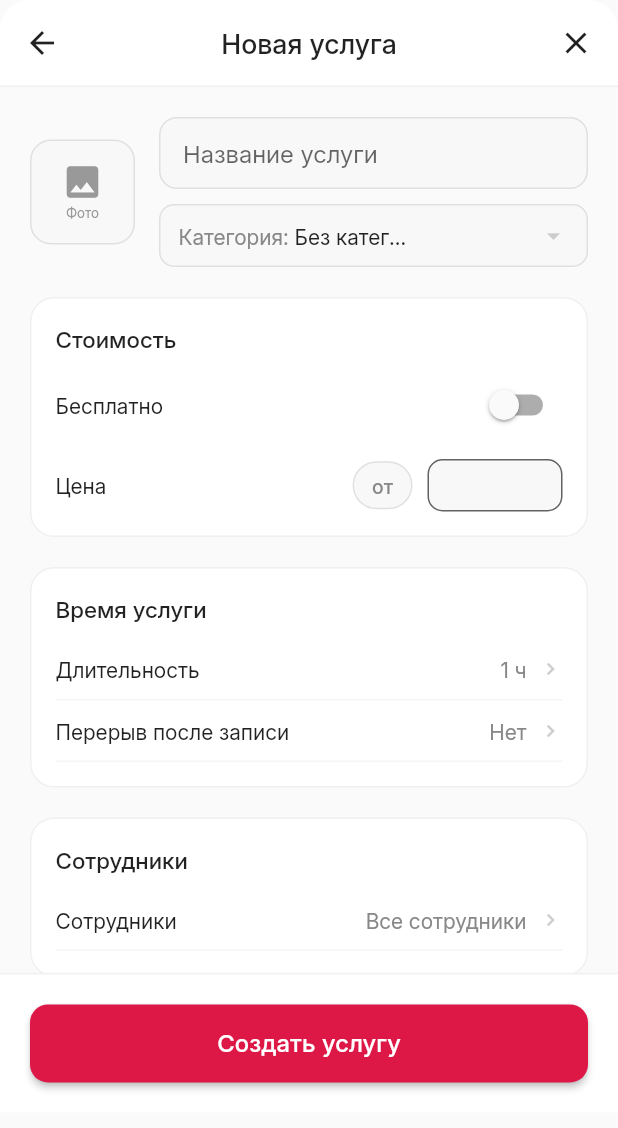
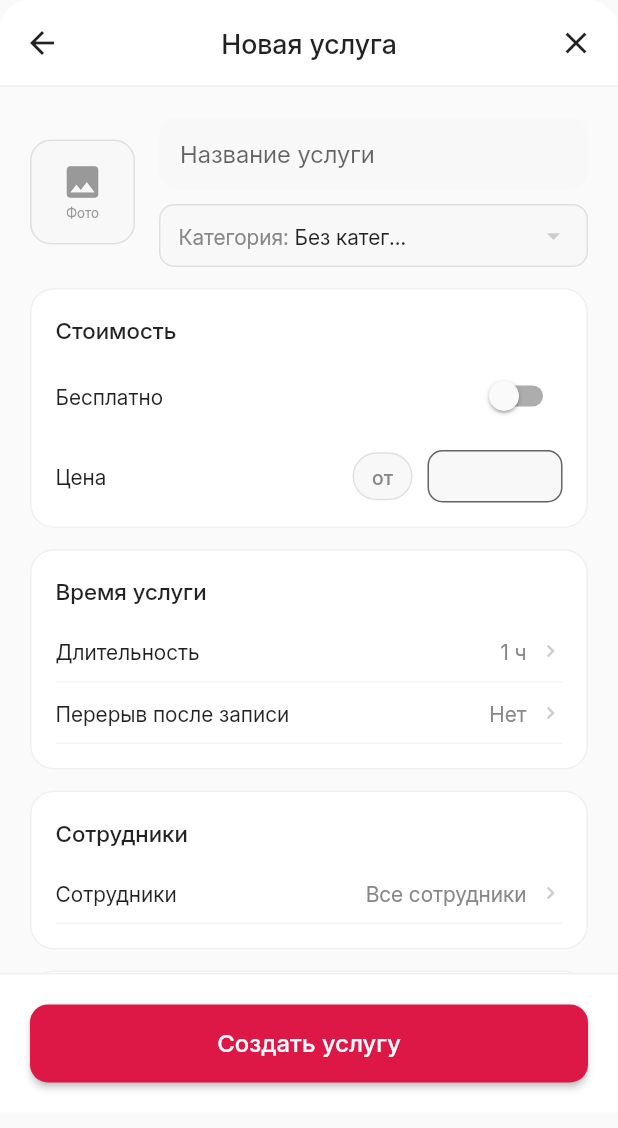
Before and after one commit to commonweal97-ctrl/beauty-record, a Flutter app: the _ServiceFormSheet widget shown alone on an empty page, opened directly with empty values, on a phone screen of 412 x 824 dp. Shown: the top 1128 px of the screen. Run offline on Flutter 3.47's test engine with Material 3 defaults, Android fonts, the phone set to English and light mode, and no system bars; our stand-ins replace cached_network_image, firebase_analytics, firebase_core, firebase_crashlytics, firebase_messaging, fl_chart and 7 more; accounts and stored records are empty; network calls fail.

Commit message:
feat(ui): AppCard — Apple-стиль (без обводок, только тени)
1. lib/core/app_card.dart — единый стиль карточек:
   - AppCard.decoration: белый фон, скругление 16, мягкая тень (blur 14),
     без Border.all;
   - AppCard.inputDecoration: поле ввода без обводки, фон #F8F8F8,
     акцентная рамка только при фокусе;
   - AppCard.selectable: для выбранных чипов;
   - AppCard.wrap: готовый контейнер.

2. services_screen.dart:
   - _buildServiceCard — AppCard.decoration (убрана серая обводка);
   - _block (группы «Стоимость», «Время услуги», «Сотрудники», «Ресурсы»)
     — AppCard.decoration + margin 10 + padding 14;
   - _row — vertical 10→8;
   - _field — AppCard.inputDecoration;
   - TextField цены и поле «Длительность» — без обводки;
   - кнопка «Изменить» — тень вместо обводки.

3. employees_screen.dart:
   - _buildEmployeeCard — AppCard.decoration (убрана обводка).

Уменьшены отступы между полями в модалке услуги (20→14, 16→12, 24→16).

```diff
--- /dev/null
+++ b/lib/core/app_card.dart
@@ -0,0 +1,71 @@
+// lib/core/app_card.dart
+//
+// Единый стиль карточек в Apple-стиле:
+//   - без обводки (Border.all), только мягкая тень;
+//   - радиус 16, margin 8, padding 14;
+//   - используется в услугах, сотрудниках, клиентах и т.д.
+
+import 'package:flutter/material.dart';
+
+class AppCard {
+  static const double margin = 8;
+  static const double padding = 14;
+  static const double radius = 16;
+
+  static List<BoxShadow> get shadow => [
+        BoxShadow(
+          color: Colors.black.withValues(alpha: 0.05),
+          blurRadius: 14,
+          offset: const Offset(0, 3),
+        ),
+      ];
+
+  static BoxDecoration get decoration => BoxDecoration(
+        color: Colors.white,
+        borderRadius: BorderRadius.circular(radius),
+        boxShadow: shadow,
+      );
+
+  /// Контейнер-карточка с единым стилем.
+  static Widget wrap({required Widget child, EdgeInsets? padding}) {
+    return Container(
+      margin: const EdgeInsets.only(bottom: margin),
+      padding: padding ?? const EdgeInsets.all(AppCard.padding),
+      decoration: decoration,
+      child: child,
+    );
+  }
+
+  /// Поле ввода — без обводки, только фон + мягкая тень.
+  static InputDecoration inputDecoration({
+    String? hint,
+    Widget? prefix,
+    Widget? suffix,
+    String? errorText,
+  }) {
+    return InputDecoration(
+      hintText: hint,
+      errorText: errorText,
+      filled: true,
+      fillColor: const Color(0xFFF8F8F8),
+      contentPadding: const EdgeInsets.symmetric(horizontal: 14, vertical: 12),
+      border: OutlineInputBorder(borderRadius: BorderRadius.circular(12), borderSide: BorderSide.none),
+      enabledBorder: OutlineInputBorder(borderRadius: BorderRadius.circular(12), borderSide: BorderSide.none),
+      focusedBorder: OutlineInputBorder(borderRadius: BorderRadius.circular(12), borderSide: const BorderSide(color: Color(0xFFDD1847), width: 1.5)),
+      errorBorder: OutlineInputBorder(borderRadius: BorderRadius.circular(12), borderSide: const BorderSide(color: Color(0xFFF44336))),
+      focusedErrorBorder: OutlineInputBorder(borderRadius: BorderRadius.circular(12), borderSide: const BorderSide(color: Color(0xFFF44336), width: 1.5)),
+      prefixIcon: prefix,
+      suffixIcon: suffix,
+    );
+  }
+
+  /// Стиль выбранного/невыбранного элемента (чип, карточка выбора).
+  static BoxDecoration selectable({bool selected = false}) => BoxDecoration(
+    color: selected ? const Color(0xFFFDF2F5) : Colors.white,
+    borderRadius: BorderRadius.circular(14),
+    boxShadow: [
+      BoxShadow(color: Colors.black.withValues(alpha: 0.04), blurRadius: 8, offset: const Offset(0, 2)),
+    ],
+    border: selected ? Border.all(color: const Color(0xFFDD1847), width: 1.5) : null,
+  );
+}
```
Also changed, not shown: lib/screens/business/employees_screen.dart (+4 -3 lines), lib/screens/business/services_screen.dart (+120 -26 lines).
